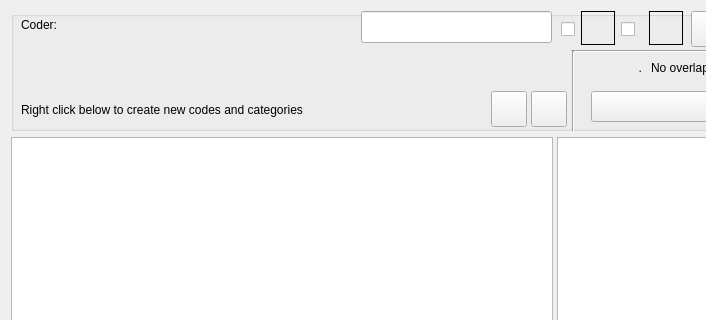
First picture: the form in GUI_UIs/ui_dialog_code_text.ui, repository ccbogel/QualCoder, before the edit; both pictures show x 0 to 706 and y 0 to 320 of the 1110 by 695 pixel window.
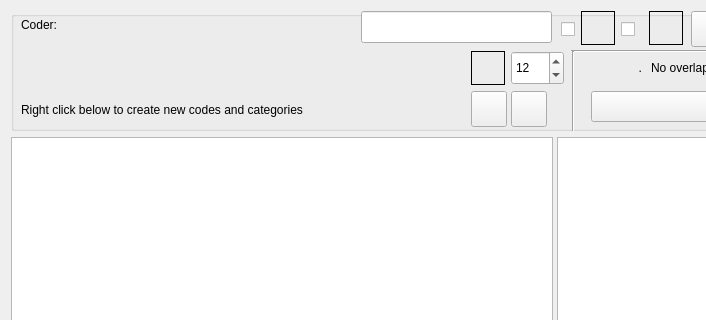
Second picture: the form after the edit.

Diff of the .ui file:
```diff
--- a/GUI_UIs/ui_dialog_code_text.ui
+++ b/GUI_UIs/ui_dialog_code_text.ui
@@ -65,7 +65,7 @@
        <rect>
         <x>10</x>
         <y>80</y>
-        <width>461</width>
+        <width>441</width>
         <height>38</height>
        </rect>
       </property>
@@ -357,7 +357,7 @@
      <widget class="QPushButton" name="pushButton_annotate">
       <property name="geometry">
        <rect>
-        <x>480</x>
+        <x>460</x>
         <y>80</y>
         <width>36</width>
         <height>36</height>
@@ -373,7 +373,7 @@
      <widget class="QPushButton" name="pushButton_coding_memo">
       <property name="geometry">
        <rect>
-        <x>520</x>
+        <x>500</x>
         <y>80</y>
         <width>36</width>
         <height>36</height>
@@ -386,6 +386,56 @@
        <string/>
       </property>
      </widget>
+     <widget class="QLabel" name="label_font_size">
+      <property name="geometry">
+       <rect>
+        <x>460</x>
+        <y>40</y>
+        <width>34</width>
+        <height>34</height>
+       </rect>
+      </property>
+      <property name="toolTip">
+       <string>&lt;html&gt;&lt;head/&gt;&lt;body&gt;&lt;p&gt;Text font size&lt;/p&gt;&lt;/body&gt;&lt;/html&gt;</string>
+      </property>
+      <property name="autoFillBackground">
+       <bool>false</bool>
+      </property>
+      <property name="frameShape">
+       <enum>QFrame::Box</enum>
+      </property>
+      <property name="text">
+       <string/>
+      </property>
+      <property name="alignment">
+       <set>Qt::AlignRight|Qt::AlignTrailing|Qt::AlignVCenter</set>
+      </property>
+      <property name="wordWrap">
+       <bool>true</bool>
+      </property>
+     </widget>
+     <widget class="QSpinBox" name="spinBox_font_size">
+      <property name="geometry">
+       <rect>
+        <x>500</x>
+        <y>40</y>
+        <width>53</width>
+        <height>34</height>
+       </rect>
+      </property>
+      <property name="toolTip">
+       <string>&lt;html&gt;&lt;head/&gt;&lt;body&gt;&lt;p&gt;Text font size&lt;/p&gt;&lt;/body&gt;&lt;/html&gt;</string>
+      </property>
+      <property name="minimum">
+       <number>6</number>
+      </property>
+      <property name="maximum">
+       <number>32</number>
+      </property>
+      <property name="value">
+       <number>12</number>
+      </property>
+     </widget>
     </widget>
    </item>
    <item row="1" column="0">
```
